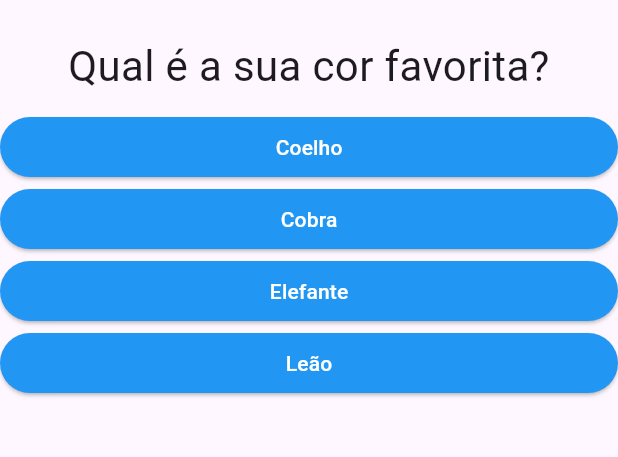
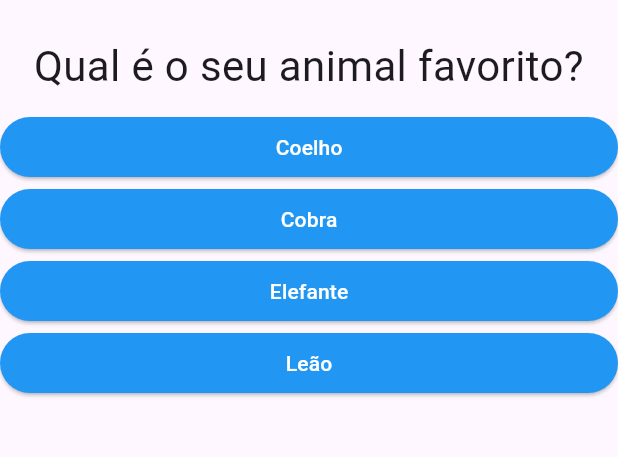
Before and after one commit to daaviinchiii/quiz, a Flutter app: the screen it shows after launch, after a tap on "Preto", on a phone screen of 412 x 824 dp, the part 63-520 px from its top. Run offline on Flutter 3.47's test engine with Material 3 defaults, Android fonts, the phone set to English and light mode, and no system bars; generated files the repository leaves out were written again.

```diff
--- a/lib/main.dart
+++ b/lib/main.dart
@@ -1,23 +1,55 @@
 import 'package:flutter/material.dart';
-import 'preguntas.dart';
-import 'questionario.dart';
+import './questionario.dart';
 import './resultado.dart';
 
-void main() => runApp(PerguntaApp());
+void main() => runApp(const PerguntaApp());
 
 class _PerguntaAppState extends State<PerguntaApp> {
   var _perguntaSelecionada = 0;
+  var _pontuacaoTotal = 0;
+  final _perguntas = const [
+    {
+      'texto': 'Qual é a sua cor favorita?',
+      'respostas': [
+        {'texto': 'Preto', 'pontuacao': 10},
+        {'texto': 'Vermelho', 'pontuacao': 5},
+        {'texto': 'Verde', 'pontuacao': 3},
+        {'texto': 'Branco', 'pontuacao': 1},
+      ],
+    },
+    {
+      'texto': 'Qual é o seu animal favorito?',
+      'respostas': [
+        {'texto': 'Coelho', 'pontuacao': 10},
+        {'texto': 'Cobra', 'pontuacao': 5},
+        {'texto': 'Elefante', 'pontuacao': 3},
+        {'texto': 'Leão', 'pontuacao': 1},
+      ],
+    },
+    {
+      'texto': 'Qual é o seu instrutor favorito?',
+      'respostas': [
+        {'texto': 'Leo', 'pontuacao': 10},
+        {'texto': 'Maria', 'pontuacao': 5},
+        {'texto': 'João', 'pontuacao': 3},
+        {'texto': 'Pedro', 'pontuacao': 1},
+      ],
+    }
+  ];
 
-  void _responder() {
+  void _responder(int pontuacao) {
     if (temPerguntaSelecionada) {
       setState(() {
         _perguntaSelecionada++;
+        _pontuacaoTotal += pontuacao;
       });
     }
+
+    print(_pontuacaoTotal);
   }
 
   bool get temPerguntaSelecionada {
-    return _perguntaSelecionada < perguntas.length;
+    return _perguntaSelecionada < _perguntas.length;
   }
 
   @override
@@ -25,21 +57,23 @@ class _PerguntaAppState extends State<PerguntaApp> {
     return MaterialApp(
       home: Scaffold(
         appBar: AppBar(
-          title:  Text('Perguntas'),
+          title: const Text('Perguntas'),
         ),
         body: temPerguntaSelecionada
             ? Questionario(
-                perguntas: perguntas,
+                perguntas: _perguntas,
                 perguntaSelecionada: _perguntaSelecionada,
-                quantoResponde: _responder,
-                )
-            : Resultado(),
+                quandoResponder: _responder,
+              )
+            : const Resultado(),
       ),
     );
   }
 }
 
 class PerguntaApp extends StatefulWidget {
+  const PerguntaApp({super.key});
+
   @override
   _PerguntaAppState createState() {
     return _PerguntaAppState();
--- a/lib/preguntas.dart
+++ /dev/null
@@ -1,29 +0,0 @@
-const perguntas = [
-  {
-    'texto': 'Qual é o seu animal favorito?',
-    'respostas': [
-      {'texto': 'Preto', 'pontuacao': 10},
-      {'texto': 'Vermelho', 'pontuacao': 5},
-      {'texto': 'Verde', 'pontuacao': 3},
-      {'texto': 'Branco', 'pontuacao': 9}
-    ],
-  },
-  {
-    'texto': 'Qual é a sua cor favorita?',
-    'respostas': [
-      {'texto': 'Coelho', 'pontuacao': 2},
-      {'texto': 'Cobra', 'pontuacao': 5},
-      {'texto': 'Elefante', 'pontuacao': 7},
-      {'texto': 'Leão', 'pontuacao': 10}
-    ],
-  },
-  {
-    'texto': 'Qual é o seu Professor Favorito ?',
-    'respostas': [
-      {'texto': 'Maria', 'pontuacao': 2},
-      {'texto': 'João', 'pontuacao': 4},
-      {'texto': 'Leo', 'pontuacao': 8},
-      {'texto': 'Pedro', 'pontuacao': 10}
-    ],
-  }
-];
--- a/lib/questao.dart
+++ b/lib/questao.dart
@@ -3,16 +3,16 @@ import 'package:flutter/material.dart';
 class Questao extends StatelessWidget {
   final String texto;
 
-  Questao(this.texto);
+  const Questao(this.texto, {super.key});
 
   @override
   Widget build(BuildContext context) {
     return Container(
       width: double.infinity,
-      margin: EdgeInsets.all(10),
+      margin: const EdgeInsets.all(10),
       child: Text(
         texto,
-        style: TextStyle(fontSize: 28),
+        style: const TextStyle(fontSize: 28),
         textAlign: TextAlign.center,
       ),
     );
--- a/lib/questionario.dart
+++ b/lib/questionario.dart
@@ -1,21 +1,22 @@
 import 'package:flutter/material.dart';
-import 'questao.dart';
-import 'resposta.dart';
+import './questao.dart';
+import './resposta.dart';
 
 class Questionario extends StatelessWidget {
   final List<Map<String, Object>> perguntas;
   final int perguntaSelecionada;
-  final void Function() quantoResponde;
+  final void Function(int) quandoResponder;
+
+  const Questionario({
+    required this.perguntas,
+    required this.perguntaSelecionada,
+    required this.quandoResponder,
+    super.key,
+  });
 
   bool get temPerguntaSelecionada {
     return perguntaSelecionada < perguntas.length;
   }
-
-  Questionario({
-    required this.perguntas,
-    required this.perguntaSelecionada,
-    required this.quantoResponde,
-  });
 
   @override
   Widget build(BuildContext context) {
@@ -25,11 +26,14 @@ class Questionario extends StatelessWidget {
         : [];
 
     return Column(
-      children: <Widget>[
-        Questao(perguntas[perguntaSelecionada]['texto'].toString()),
-        ...respostas
-            .map((resp) => Resposta(resp['texto'] as String, quantoResponde))
-            .toList(),
+      children: [
+        Questao(perguntas[perguntaSelecionada]['texto'] as String),
+        ...respostas.map((resp) {
+          return Resposta(
+            resp['texto'] as String,
+            () => quandoResponder(resp['pontuacao'] as int),
+          );
+        }).toList(),
       ],
     );
   }
--- a/lib/resposta.dart
+++ b/lib/resposta.dart
@@ -4,17 +4,17 @@ class Resposta extends StatelessWidget {
   final String texto;
   final void Function() quandoSelecionado;
 
-  final ButtonStyle style = ElevatedButton.styleFrom(
-      foregroundColor: Colors.white, backgroundColor: Colors.blue);
-
-  Resposta(this.texto, this.quandoSelecionado);
+  const Resposta(this.texto, this.quandoSelecionado, {super.key});
 
   @override
   Widget build(BuildContext context) {
-    return Container(
+    return SizedBox(
       width: double.infinity,
       child: ElevatedButton(
-        style: style,
+        style: ElevatedButton.styleFrom(
+          backgroundColor: Colors.blue,
+          foregroundColor: Colors.white,
+        ),
         onPressed: quandoSelecionado,
         child: Text(texto),
       ),
--- a/lib/resultado.dart
+++ b/lib/resultado.dart
@@ -1,12 +1,16 @@
 import 'package:flutter/material.dart';
 
 class Resultado extends StatelessWidget {
+  const Resultado({super.key});
+
   @override
   Widget build(BuildContext context) {
-    return Center(
+    return const Center(
       child: Text(
-        'Parabéns',
-        style: TextStyle(fontSize: 28),
+        'Parabéns!',
+        style: TextStyle(
+          fontSize: 28,
+        ),
       ),
     );
   }
```
